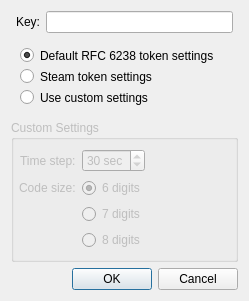
First picture: the form in src/gui/TotpSetupDialog.ui, repository iluminat23/keepassxc-debian, before the edit.
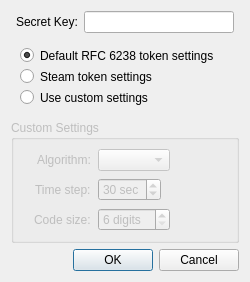
Second picture: the form after the edit.

Diff of the .ui file:
```diff
--- a/src/gui/TotpSetupDialog.ui
+++ b/src/gui/TotpSetupDialog.ui
@@ -7,7 +7,7 @@
     <x>0</x>
     <y>0</y>
     <width>249</width>
-    <height>248</height>
+    <height>278</height>
    </rect>
   </property>
   <property name="windowTitle">
@@ -25,12 +25,31 @@
      <item>
       <widget class="QLabel" name="label_3">
        <property name="text">
-        <string>Key:</string>
+        <string>Secret Key:</string>
        </property>
       </widget>
      </item>
      <item>
-      <widget class="QLineEdit" name="seedEdit"/>
+      <widget class="QLineEdit" name="seedEdit">
+       <property name="sizePolicy">
+        <sizepolicy hsizetype="MinimumExpanding" vsizetype="Fixed">
+         <horstretch>0</horstretch>
+         <verstretch>0</verstretch>
+        </sizepolicy>
+       </property>
+       <property name="minimumSize">
+        <size>
+         <width>150</width>
+         <height>0</height>
+        </size>
+       </property>
+       <property name="toolTip">
+        <string>Secret key must be in Base32 format</string>
+       </property>
+       <property name="accessibleName">
+        <string>Secret key field</string>
+       </property>
+      </widget>
      </item>
     </layout>
    </item>
@@ -90,9 +109,6 @@
      <property name="enabled">
       <bool>false</bool>
      </property>
-     <property name="styleSheet">
-      <string notr="true"/>
-     </property>
      <property name="title">
       <string>Custom Settings</string>
      </property>
@@ -106,20 +122,36 @@
       <property name="labelAlignment">
        <set>Qt::AlignRight|Qt::AlignTop|Qt::AlignTrailing</set>
       </property>
+      <property name="horizontalSpacing">
+       <number>7</number>
+      </property>
+      <property name="verticalSpacing">
+       <number>7</number>
+      </property>
       <property name="leftMargin">
-       <number>5</number>
+       <number>20</number>
       </property>
       <property name="rightMargin">
-       <number>5</number>
+       <number>20</number>
       </property>
       <item row="1" column="0">
+       <widget class="QLabel" name="algorithmLabel">
+        <property name="text">
+         <string>Algorithm:</string>
+        </property>
+       </widget>
+      </item>
+      <item row="1" column="1">
+       <widget class="QComboBox" name="algorithmComboBox"/>
+      </item>
+      <item row="2" column="0">
        <widget class="QLabel" name="stepLabel">
         <property name="text">
          <string>Time step:</string>
         </property>
        </widget>
       </item>
-      <item row="1" column="1">
+      <item row="2" column="1">
        <widget class="QSpinBox" name="stepSpinBox">
         <property name="suffix">
          <string comment="Seconds"> sec</string>
@@ -135,34 +167,26 @@
         </property>
        </widget>
       </item>
-      <item row="2" column="0">
+      <item row="3" column="0">
        <widget class="QLabel" name="digitsLabel">
         <property name="text">
          <string>Code size:</string>
         </property>
        </widget>
       </item>
-      <item row="2" column="1">
-       <widget class="QRadioButton" name="radio6Digits">
-        <property name="text">
-         <string>6 digits</string>
-        </property>
-        <property name="checked">
-         <bool>true</bool>
-        </property>
-       </widget>
-      </item>
       <item row="3" column="1">
-       <widget class="QRadioButton" name="radio7Digits">
-        <property name="text">
-         <string>7 digits</string>
+       <widget class="QSpinBox" name="digitsSpinBox">
+        <property name="suffix">
+         <string> digits</string>
         </property>
-       </widget>
-      </item>
-      <item row="4" column="1">
-       <widget class="QRadioButton" name="radio8Digits">
-        <property name="text">
-         <string>8 digits</string>
+        <property name="minimum">
+         <number>6</number>
+        </property>
+        <property name="maximum">
+         <number>10</number>
+        </property>
+        <property name="singleStep">
+         <number>1</number>
         </property>
        </widget>
       </item>
```
Left out of the diff: 15 changed lines with no effect on the pictures.
